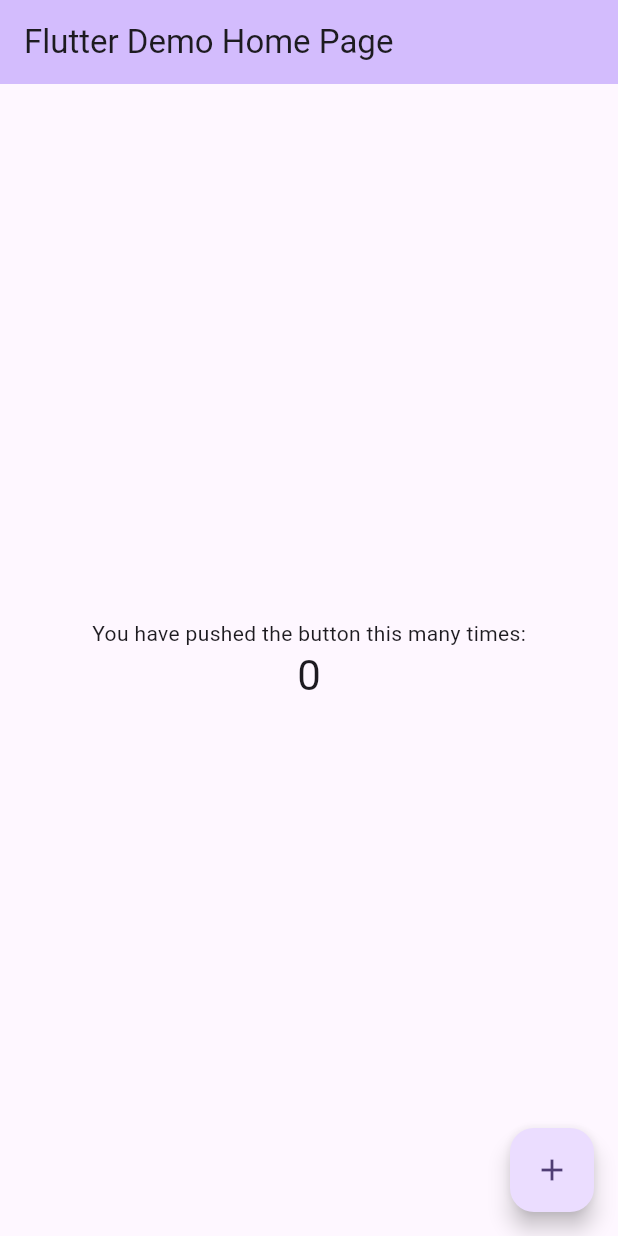
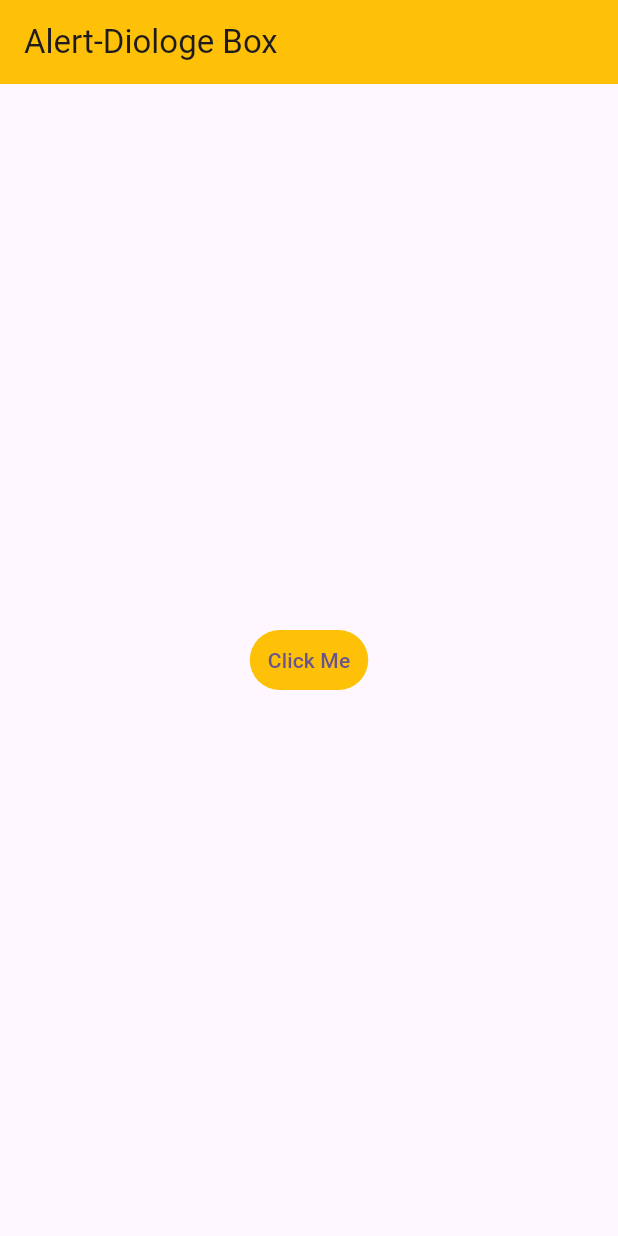
Before and after one commit to abdurrakibrafi/resource, a Flutter app: the screen it shows after launch, on a phone screen of 412 x 824 dp. Run offline on Flutter 3.47's test engine with Material 2 defaults, Android fonts, the phone set to English and light mode, and no system bars.

Commit message:
Initial commit

```diff
--- /dev/null
+++ b/lib/alertDialoge.dart
@@ -0,0 +1,57 @@
+import 'package:flutter/material.dart';
+
+class AlertDiologe extends StatelessWidget {
+  const AlertDiologe({super.key});
+  //snackbar
+  MySnackBar(message, context) {
+    return ScaffoldMessenger.of(context)
+        .showSnackBar(SnackBar(content: Text(message)));
+  }
+
+  //alert function
+  myAlertFun(context) {
+    return showDialog(
+        context: context,
+        builder: (BuildContext context) {
+          return Expanded(
+              child: AlertDialog(
+            title: Text("Alert !"),
+            content: Text("Do you want to Close"),
+            actions: [
+              TextButton(
+                  onPressed: () {
+                    MySnackBar("Succesfully Close", context);
+                    Navigator.of(context).pop();
+                  },
+                  child: Text('Yes')),
+              TextButton(
+                  onPressed: () {
+                    Navigator.of(context).pop();
+                  },
+                  child: Text('No'))
+            ],
+          ));
+        });
+  }
+
+  @override
+  Widget build(BuildContext context) {
+    return Scaffold(
+      appBar: AppBar(
+        backgroundColor: Colors.amber,
+        title: Text('Alert-Diologe Box'),
+      ),
+      body: Center(
+        child: TextButton(
+            style: ButtonStyle(
+              backgroundColor:
+                  MaterialStateProperty.all<Color>(Colors.amber), //
+            ),
+            onPressed: () {
+              myAlertFun(context);
+            },
+            child: Text('Click Me')),
+      ),
+    );
+  }
+}
--- a/lib/main.dart
+++ b/lib/main.dart
@@ -1,4 +1,5 @@
 import 'package:flutter/material.dart';
+import 'package:flutter_res/alertDialoge.dart';
 
 void main() {
   runApp(const MyApp());
@@ -31,95 +32,7 @@ class MyApp extends StatelessWidget {
         colorScheme: ColorScheme.fromSeed(seedColor: Colors.deepPurple),
         useMaterial3: true,
       ),
-      home: const MyHomePage(title: 'Flutter Demo Home Page'),
+      home: AlertDiologe(),
     );
   }
 }
-
-class MyHomePage extends StatefulWidget {
-  const MyHomePage({super.key, required this.title});
-
-  // This widget is the home page of your application. It is stateful, meaning
-  // that it has a State object (defined below) that contains fields that affect
-  // how it looks.
-
-  // This class is the configuration for the state. It holds the values (in this
-  // case the title) provided by the parent (in this case the App widget) and
-  // used by the build method of the State. Fields in a Widget subclass are
-  // always marked "final".
-
-  final String title;
-
-  @override
-  State<MyHomePage> createState() => _MyHomePageState();
-}
-
-class _MyHomePageState extends State<MyHomePage> {
-  int _counter = 0;
-
-  void _incrementCounter() {
-    setState(() {
-      // This call to setState tells the Flutter framework that something has
-      // changed in this State, which causes it to rerun the build method below
-      // so that the display can reflect the updated values. If we changed
-      // _counter without calling setState(), then the build method would not be
-      // called again, and so nothing would appear to happen.
-      _counter++;
-    });
-  }
-
-  @override
-  Widget build(BuildContext context) {
-    // This method is rerun every time setState is called, for instance as done
-    // by the _incrementCounter method above.
-    //
-    // The Flutter framework has been optimized to make rerunning build methods
-    // fast, so that you can just rebuild anything that needs updating rather
-    // than having to individually change instances of widgets.
-    return Scaffold(
-      appBar: AppBar(
-        // TRY THIS: Try changing the color here to a specific color (to
-        // Colors.amber, perhaps?) and trigger a hot reload to see the AppBar
-        // change color while the other colors stay the same.
-        backgroundColor: Theme.of(context).colorScheme.inversePrimary,
-        // Here we take the value from the MyHomePage object that was created by
-        // the App.build method, and use it to set our appbar title.
-        title: Text(widget.title),
-      ),
-      body: Center(
-        // Center is a layout widget. It takes a single child and positions it
-        // in the middle of the parent.
-        child: Column(
-          // Column is also a layout widget. It takes a list of children and
-          // arranges them vertically. By default, it sizes itself to fit its
-          // children horizontally, and tries to be as tall as its parent.
-          //
-          // Column has various properties to control how it sizes itself and
-          // how it positions its children. Here we use mainAxisAlignment to
-          // center the children vertically; the main axis here is the vertical
-          // axis because Columns are vertical (the cross axis would be
-          // horizontal).
-          //
-          // TRY THIS: Invoke "debug painting" (choose the "Toggle Debug Paint"
-          // action in the IDE, or press "p" in the console), to see the
-          // wireframe for each widget.
-          mainAxisAlignment: MainAxisAlignment.center,
-          children: <Widget>[
-            const Text(
-              'You have pushed the button this many times:',
-            ),
-            Text(
-              '$_counter',
-              style: Theme.of(context).textTheme.headlineMedium,
-            ),
-          ],
-        ),
-      ),
-      floatingActionButton: FloatingActionButton(
-        onPressed: _incrementCounter,
-        tooltip: 'Increment',
-        child: const Icon(Icons.add),
-      ), // This trailing comma makes auto-formatting nicer for build methods.
-    );
-  }
-}
```
